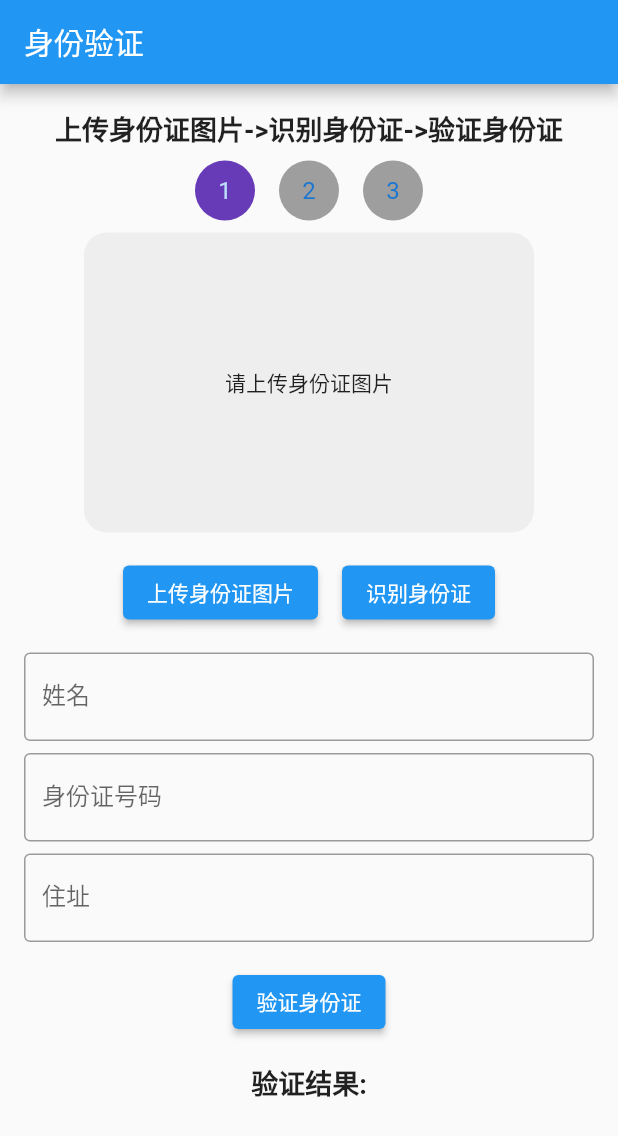
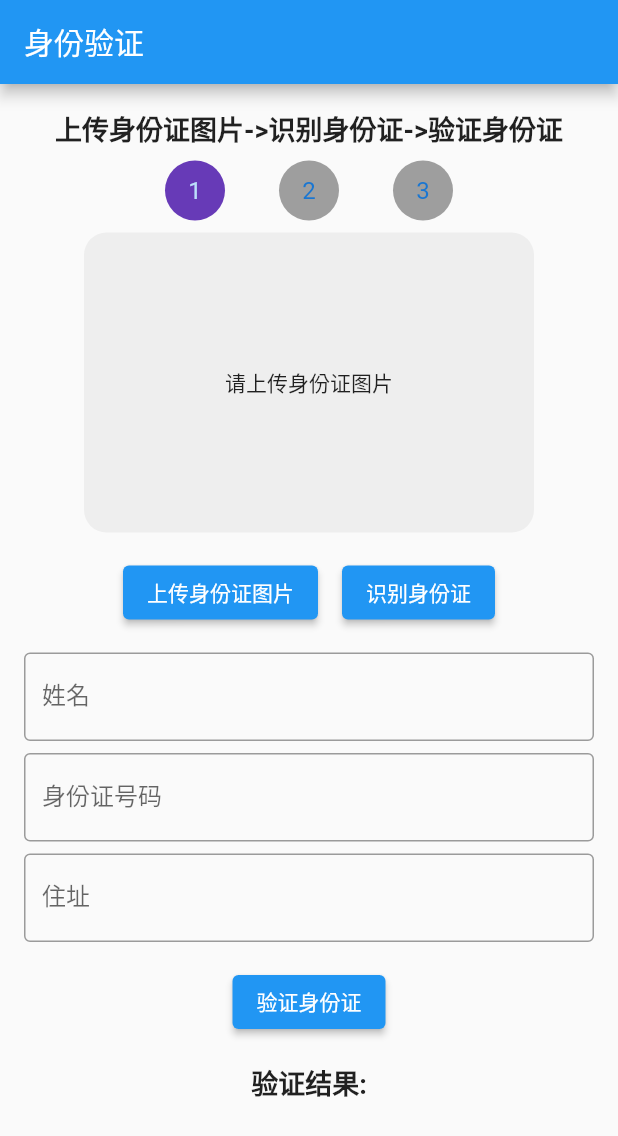
Before and after one commit to Niggling/SmartCommunity, a Flutter app: the Authentication screen opened directly, on a phone screen of 412 x 824 dp. Shown: the top 1136 px of the screen. Run offline on Flutter 3.47's test engine with Material 2 defaults, Android fonts, the phone set to English and light mode, and no system bars; our stand-ins replace dio, image_picker, video_player; missing offline and left inert: mysql1.

Commit message:
实名认证界面更新

```diff
--- a/lib/Authentication.dart
+++ b/lib/Authentication.dart
@@ -174,14 +174,33 @@ class _AuthenticationState extends State<Authentication> {
             ),
             Row(
               mainAxisAlignment: MainAxisAlignment.center,
-              children: List.generate(3, (index) => Padding(
-                padding: const EdgeInsets.all(8.0),
-                child: CircleAvatar(
-                  child: Text("${index+1}"),
-                  backgroundColor: step > index ? Colors.deepPurple : Colors.grey,
+              children: [
+                Padding(
+                  padding: const EdgeInsets.all(8.0),
+                  child: CircleAvatar(
+                    child: Text("1"),
+                    backgroundColor: step > 0 ? Colors.deepPurple : Colors.grey,
+                  ),
                 ),
-              )),
+                SizedBox(width: 20), // 添加间距
+                Padding(
+                  padding: const EdgeInsets.all(8.0),
+                  child: CircleAvatar(
+                    child: Text("2"),
+                    backgroundColor: step > 1 ? Colors.deepPurple : Colors.grey,
+                  ),
+                ),
+                SizedBox(width: 20), // 添加间距
+                Padding(
+                  padding: const EdgeInsets.all(8.0),
+                  child: CircleAvatar(
+                    child: Text("3"),
+                    backgroundColor: step > 2 ? Colors.deepPurple : Colors.grey,
+                  ),
+                ),
+              ],
             ),
+
             Container(
               width: 300,
               height: 200,
```
